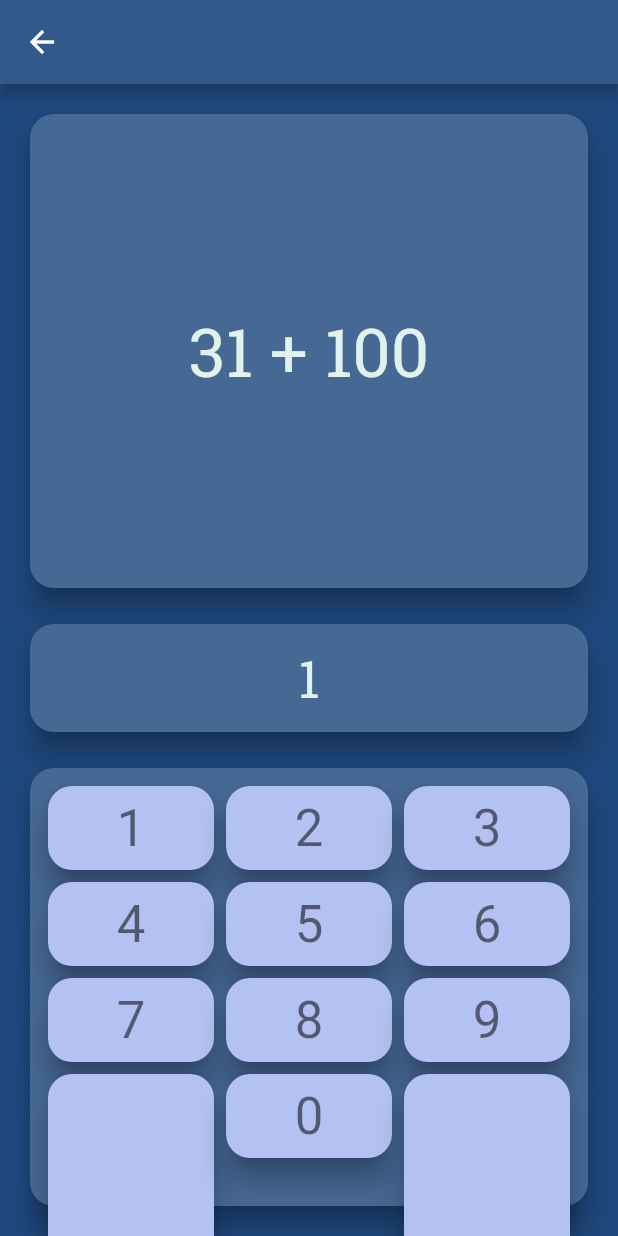
After one commit to zipdang04/n_euro_n, a Flutter app: the QuickMathGameScreen screen opened directly, after a tap on an icon or button, on a phone screen of 412 x 824 dp. The commit adds this screen. Run offline on Flutter 3.47's test engine with Material 2 defaults, Android fonts, the phone set to English and light mode, and no system bars; our stand-ins replace google_fonts.

Commit message:
Adding "Quick Math" games (still unoptimized)

```diff
--- a/lib/module/core/exerciseHandler.dart
+++ b/lib/module/core/exerciseHandler.dart
@@ -53,9 +53,14 @@ List<Exercise> getExerciseList() {
   List<Exercise> _items = [];
   _items.add(
     Exercise(
-      name: 'Example Exercise',
+      name: 'Number Type Speed',
       exerciseDestination: getGameNumberTypeSpeed(),
-      description: 'Example Description'
+    )
+  );
+  _items.add(
+    Exercise(
+      name: 'Quick Math', //two plus two is four, minus one it's three quick math!
+      exerciseDestination: getQuickMath()
     ),
   );
   return _items;
--- a/lib/module/game/gameModuleInterface.dart
+++ b/lib/module/game/gameModuleInterface.dart
@@ -1,6 +1,11 @@
 import 'package:flutter/material.dart';
 import 'numberTypeSpeedGame.dart';
+import 'quickMathGame.dart';
 
 Widget getGameNumberTypeSpeed() {
   return NumberTypeSpeedGameScreen();
 }
+
+Widget getQuickMath(){
+  return QuickMathGameScreen();
+}
--- /dev/null
+++ b/lib/module/game/quickMathGame.dart
@@ -0,0 +1,165 @@
+import 'dart:math';
+
+import 'package:flutter/material.dart';
+
+class QuickMathGameScreen extends StatefulWidget {
+  const QuickMathGameScreen({Key? key}) : super(key: key);
+  @override
+  _QuickMathGameScreenState createState() => _QuickMathGameScreenState(startingPoint: 0);
+}
+
+class _QuickMathGameScreenState extends State<QuickMathGameScreen> {
+  _QuickMathGameScreenState({required this.startingPoint});
+  Random random = Random(DateTime.now().millisecondsSinceEpoch);
+  int startingPoint;
+  String _question = '1';
+  String _answerNumber = '1';
+  String _answerBoxNumber = '1';
+  int _currentLevel = -1;
+  int maxLevel = 5;
+
+  int _getRandomNumber(int limL, int limR){
+    int len = limR - limL + 1;
+    return limL + random.nextInt(len);
+  }
+
+  void _generateNumberForLevel(int _level) {
+    int limL = 1, limR = 100;
+
+    int num1 = _getRandomNumber(limL, limR);
+    int num2 = _getRandomNumber(limL, limR);
+    if (num1 > num2) { int tmp = num1; num1 = num2; num2 = tmp; }
+
+    _question = num1.toString() + ' + ' +  num2.toString();
+    _answerNumber = (num1 + num2).toString();
+  }
+
+  void _newLevel() {
+    _answerBoxNumber = '';
+    _currentLevel++;
+    _generateNumberForLevel(_currentLevel);
+  }
+
+  Widget _keypadButton(String _buttonID, String _buttonType, String _buttonValue) {
+    return Expanded(
+      child: GestureDetector(
+        onTap: () {
+          setState(() {
+            if (_buttonType == 'num') {
+              _answerBoxNumber += _buttonValue;
+            } else {
+              if (_buttonID == 'backspace') {
+                _answerBoxNumber = _answerBoxNumber.substring(0, _answerBoxNumber.length - 1);
+              } else if (_buttonID == 'delete') {
+                _answerBoxNumber = '';
+              } else if (_buttonID == 'restart') {
+                _currentLevel = 0;
+                _newLevel();
+              }
+            }
+            if (_answerNumber == _answerBoxNumber) {
+              if (_currentLevel < maxLevel) {
+                _newLevel();
+              } else {
+                _question = 'Done';
+              }
+            }
+          });
+        },
+        child: Card(
+          color: Theme.of(context).cardColor,
+          child: Container(
+            padding: EdgeInsets.all(8),
+            child: Center(
+              child: Text(_buttonValue,
+                style: _buttonType == 'num' ? Theme.of(context).accentTextTheme.headline4 : TextStyle(fontFamily: 'MaterialIcons', fontSize: 46,),
+              ),
+            ),
+          ),
+        ),
+      ),
+    );
+  }
+  @override
+  Widget build(BuildContext context) {
+    if (_currentLevel < 0) {
+      _currentLevel = startingPoint;
+      _newLevel();
+    }
+    return Scaffold(
+      appBar: AppBar(),
+      body: SafeArea(
+        child: Container(
+          padding: EdgeInsets.all(16),
+          child: Expanded(
+            child: Column(
+              children: [
+                Expanded(
+                  child: Card(
+                    child: Container(
+                      padding: EdgeInsets.all(8),
+                      child: Center(
+                        child: Text(_question, style: Theme.of(context).textTheme.headline3,),
+                      ),
+                    ),
+                  ),
+                ),
+                SizedBox(height: 16,),
+                Container(
+                  height: 80,
+                  child: Expanded(
+                    child: Card(
+                      child: Container(
+                        padding: EdgeInsets.all(8),
+                        child: Center(
+                          child: Text(_answerBoxNumber, style: Theme.of(context).textTheme.headline4,),
+                        ),
+                      ),
+                    ),
+                  ),
+                ),
+                SizedBox(height: 16,),
+                Container(
+                  height: 300,
+                  child: Expanded(
+                    child: Card(
+                      child: Container(
+                        padding: EdgeInsets.all(8),
+                        child: Center(
+                          child: Table(
+                            children: [
+                              TableRow(children: [
+                                _keypadButton('1', 'num', '1'),
+                                _keypadButton('2', 'num', '2'),
+                                _keypadButton('3', 'num', '3'),
+                              ]),
+                              TableRow(children: [
+                                _keypadButton('4', 'num', '4'),
+                                _keypadButton('5', 'num', '5'),
+                                _keypadButton('6', 'num', '6'),
+                              ]),
+                              TableRow(children: [
+                                _keypadButton('7', 'num', '7'),
+                                _keypadButton('8', 'num', '8'),
+                                _keypadButton('9', 'num', '9'),
+                              ]),
+                              TableRow(children: [
+                                _keypadButton('restart', 'special', 'delete'),
+                                _keypadButton('0', 'num', '0'),
+                                _keypadButton('backspace', 'special', 'backspace'),
+                              ]),
+                            ],
+                          ),
+                        ),
+                      ),
+                    ),
+                  ),
+                ),
+              ],
+            ),
+          ),
+        ),
+      ),
+    );
+  }
+}
```
Also changed, not shown: 1 other file.
